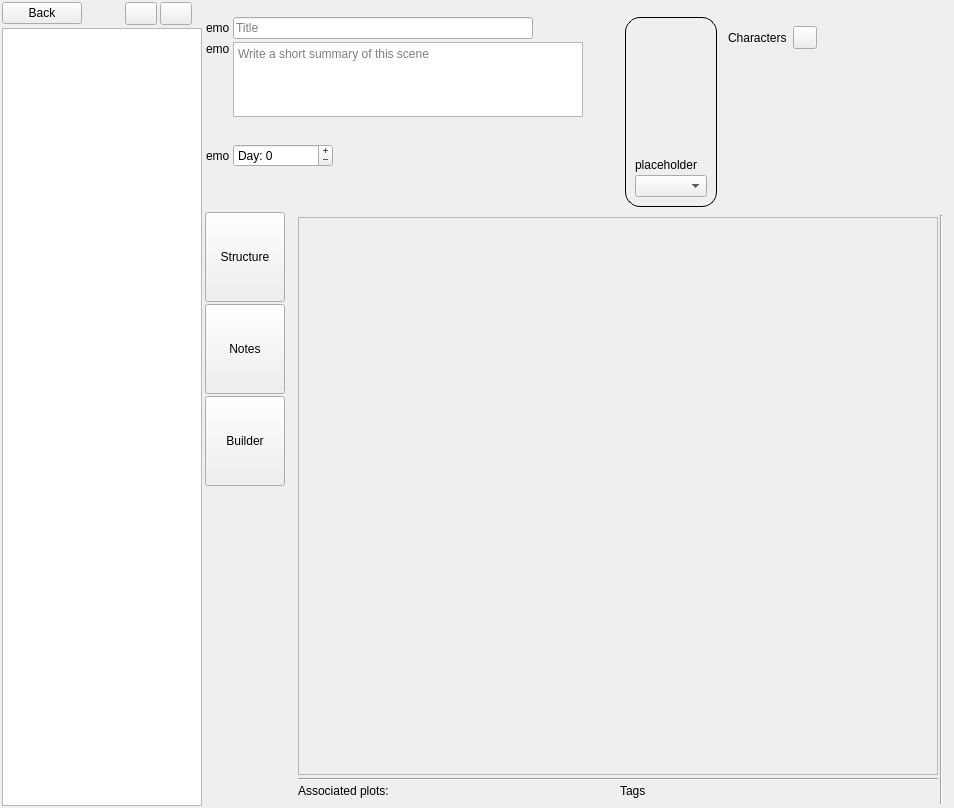
The window that ui/scene_editor.ui (zkovari/plotlyst) describes before a commit, drawn with Qt 5.
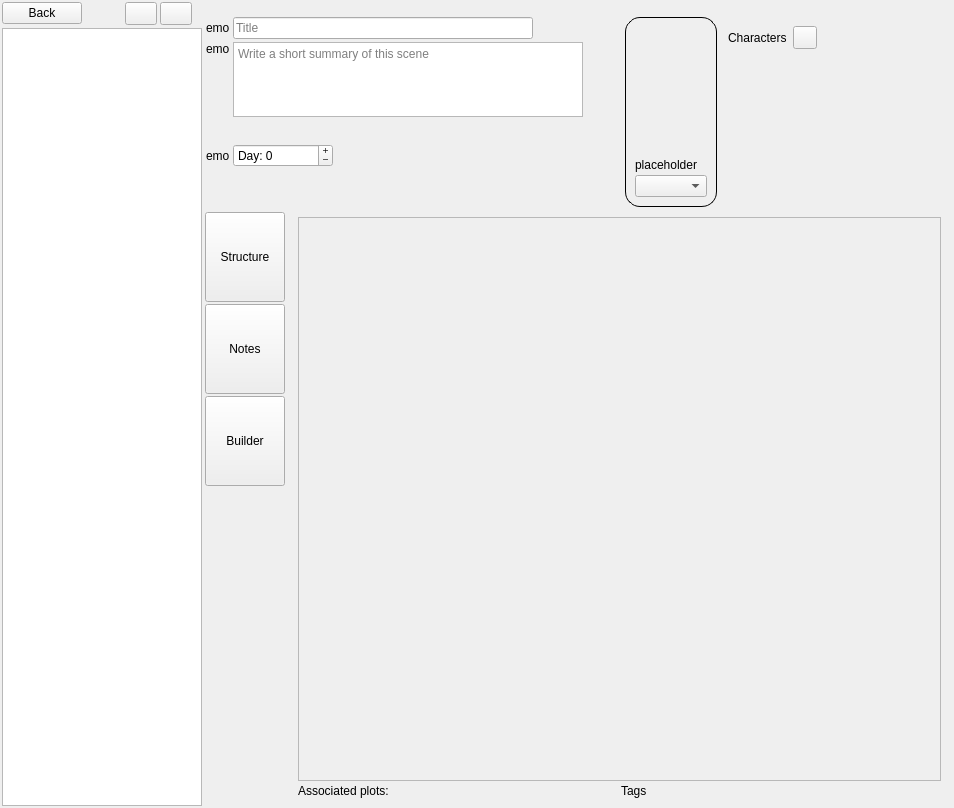
The same window after the commit. Custom widgets are drawn as their Qt base class.

Commit message: Align scene structure tyoe buttons to the middle

Diff of the .ui file:
```diff
--- a/ui/scene_editor.ui
+++ b/ui/scene_editor.ui
@@ -732,8 +732,8 @@
                     <rect>
                      <x>0</x>
                      <y>0</y>
-                     <width>628</width>
-                     <height>541</height>
+                     <width>631</width>
+                     <height>547</height>
                     </rect>
                    </property>
                    <layout class="QVBoxLayout" name="verticalLayout_16">
@@ -766,13 +766,6 @@
                   </widget>
                  </widget>
                 </item>
-                <item>
-                 <widget class="Line" name="line">
-                  <property name="orientation">
-                   <enum>Qt::Horizontal</enum>
-                  </property>
-                 </widget>
-                </item>
                 <item>
                  <layout class="QHBoxLayout" name="horizontalLayout_3">
                   <item>
@@ -876,13 +869,6 @@
                </layout>
               </widget>
              </item>
-             <item>
-              <widget class="Line" name="line_2">
-               <property name="orientation">
-                <enum>Qt::Vertical</enum>
-               </property>
-              </widget>
-             </item>
              <item>
               <spacer name="horizontalSpacer_19">
                <property name="orientation">
@@ -1109,17 +1095,17 @@
   </layout>
  </widget>
  <customwidgets>
+  <customwidget>
+   <class>RotatedButton</class>
+   <extends>QPushButton</extends>
+   <header>src.main.python.plotlyst.view.widget.input</header>
+  </customwidget>
   <customwidget>
    <class>RichTextEditor</class>
    <extends>QTextEdit</extends>
    <header>src.main.python.plotlyst.view.widget.input</header>
    <container>1</container>
   </customwidget>
-  <customwidget>
-   <class>RotatedButton</class>
-   <extends>QPushButton</extends>
-   <header>src.main.python.plotlyst.view.widget.input</header>
-  </customwidget>
   <customwidget>
    <class>LabelsWidget</class>
    <extends>QWidget</extends>
```
The commit also changes 1 other file.
